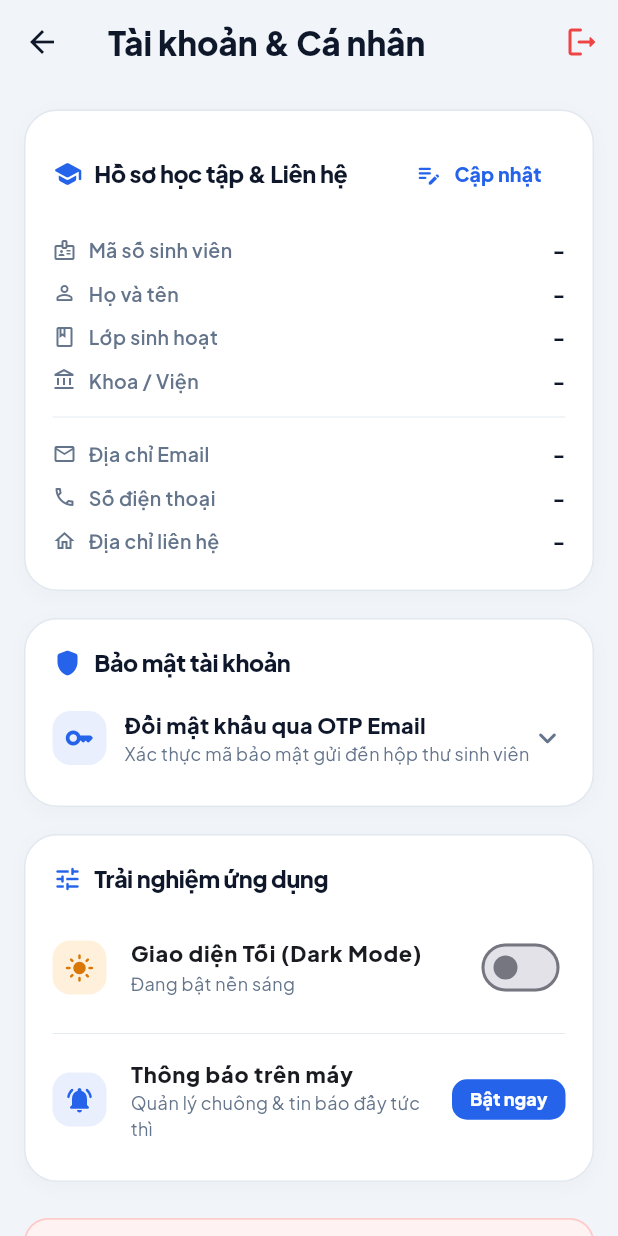
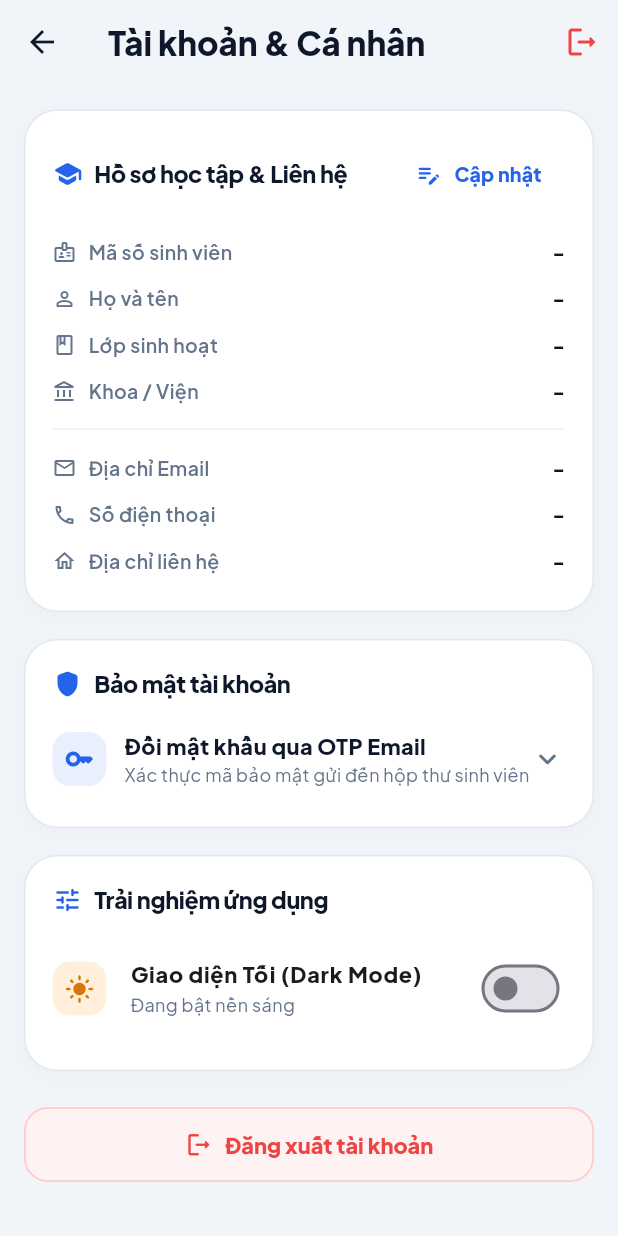
Before and after one commit to HoaiLoc9/cone_mobile, a Flutter app: the ProfileScreen screen opened directly with empty values, scrolled down 269 dp, on a phone screen of 412 x 824 dp. Run offline on Flutter 3.47's test engine with Material 3 defaults, Android fonts, the phone set to English and light mode, and no system bars; our stand-ins replace file_picker, flutter_local_notifications, geolocator, google_fonts, local_auth, pdf and 2 more; missing offline and left inert: dart:html, dart:js_interop, mobile_scanner; accounts and stored records are empty; network calls fail.

Commit message:
fix(ui & push): fix address vertical wrapping in Profile, remove duplicate notification toggle, and enable iOS PWA push via Service Worker

```diff
--- a/lib/features/profile/presentation/profile_screen.dart
+++ b/lib/features/profile/presentation/profile_screen.dart
@@ -898,51 +898,6 @@ class _ProfileScreenState extends State<ProfileScreen> {
                                     if (mounted) setState(() {});
                                   },
                                 ),
-                                const Divider(height: 16, thickness: 0.6),
-                                ListTile(
-                                  contentPadding: EdgeInsets.zero,
-                                  leading: Container(
-                                    padding: const EdgeInsets.all(8),
-                                    decoration: BoxDecoration(
-                                      color: AppColors.primary.withValues(alpha: 0.1),
-                                      borderRadius: BorderRadius.circular(12),
-                                    ),
-                                    child: const Icon(Icons.notifications_active_rounded, color: AppColors.primary, size: 20),
-                                  ),
-                                  title: const Text(
-                                    'Thông báo trên máy',
-                                    style: TextStyle(fontWeight: FontWeight.w800, fontSize: 14.5),
-                                  ),
-                                  subtitle: const Text(
-                                    'Quản lý chuông & tin báo đẩy tức thì',
-                                    style: TextStyle(fontSize: 12, color: AppColors.textSecondary),
-                                  ),
-                                  trailing: FilledButton(
-                                    style: FilledButton.styleFrom(
-                                      backgroundColor: AppColors.primary,
-                                      padding: const EdgeInsets.symmetric(horizontal: 12, vertical: 6),
-                                      minimumSize: Size.zero,
-                                      shape: RoundedRectangleBorder(borderRadius: BorderRadius.circular(10)),
-                                    ),
-                                    onPressed: () async {
-                                      final res = await LocalNotificationService.instance.requestUniversalPermission();
-                                      if (!context.mounted) return;
-                                      if (res == 'granted') {
-                                        ScaffoldMessenger.of(context).showSnackBar(
-                                          const SnackBar(
-                                            content: Text('Đã bật thông báo thành công cho thiết bị! 🎉'),
-                                            backgroundColor: Color(0xFF16A34A),
-                                          ),
-                                        );
-                                      } else {
-                                        ScaffoldMessenger.of(context).showSnackBar(
-                                          SnackBar(content: Text('Trạng thái thông báo: $res')),
-                                        );
-                                      }
-                                    },
-                                    child: const Text('Bật ngay', style: TextStyle(fontSize: 12, fontWeight: FontWeight.w800)),
-                                  ),
-                                ),
                               ],
                             ),
 
@@ -1260,13 +1215,17 @@ class _InfoTile extends StatelessWidget {
   @override
   Widget build(BuildContext context) {
     return Padding(
-      padding: const EdgeInsets.symmetric(vertical: 5),
+      padding: const EdgeInsets.symmetric(vertical: 6),
       child: Row(
-        crossAxisAlignment: CrossAxisAlignment.center,
+        crossAxisAlignment: CrossAxisAlignment.start,
         children: [
-          Icon(icon, size: 16, color: AppColors.textSecondary),
+          Padding(
+            padding: const EdgeInsets.only(top: 2),
+            child: Icon(icon, size: 16, color: AppColors.textSecondary),
+          ),
           const SizedBox(width: 8),
-          Expanded(
+          SizedBox(
+            width: 110,
             child: Text(
               label,
               style: const TextStyle(
@@ -1276,12 +1235,16 @@ class _InfoTile extends StatelessWidget {
               ),
             ),
           ),
-          Text(
-            value.isEmpty ? '-' : value,
-            style: const TextStyle(
-              fontWeight: FontWeight.w800,
-              fontSize: 13.5,
-              color: AppColors.textPrimary,
+          const SizedBox(width: 8),
+          Expanded(
+            child: Text(
+              value.isEmpty ? '-' : value,
+              textAlign: TextAlign.right,
+              style: const TextStyle(
+                fontWeight: FontWeight.w800,
+                fontSize: 13.5,
+                color: AppColors.textPrimary,
+              ),
             ),
           ),
         ],
```
Also changed, not shown: 2 other files.
